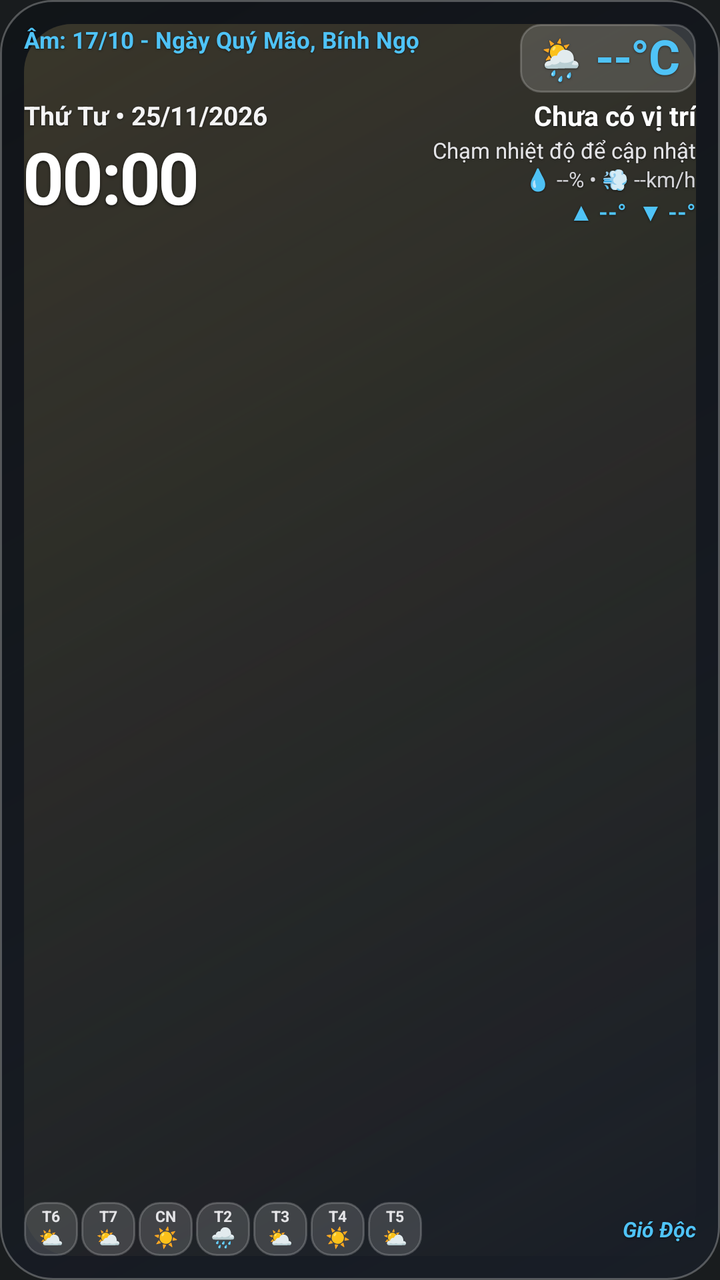
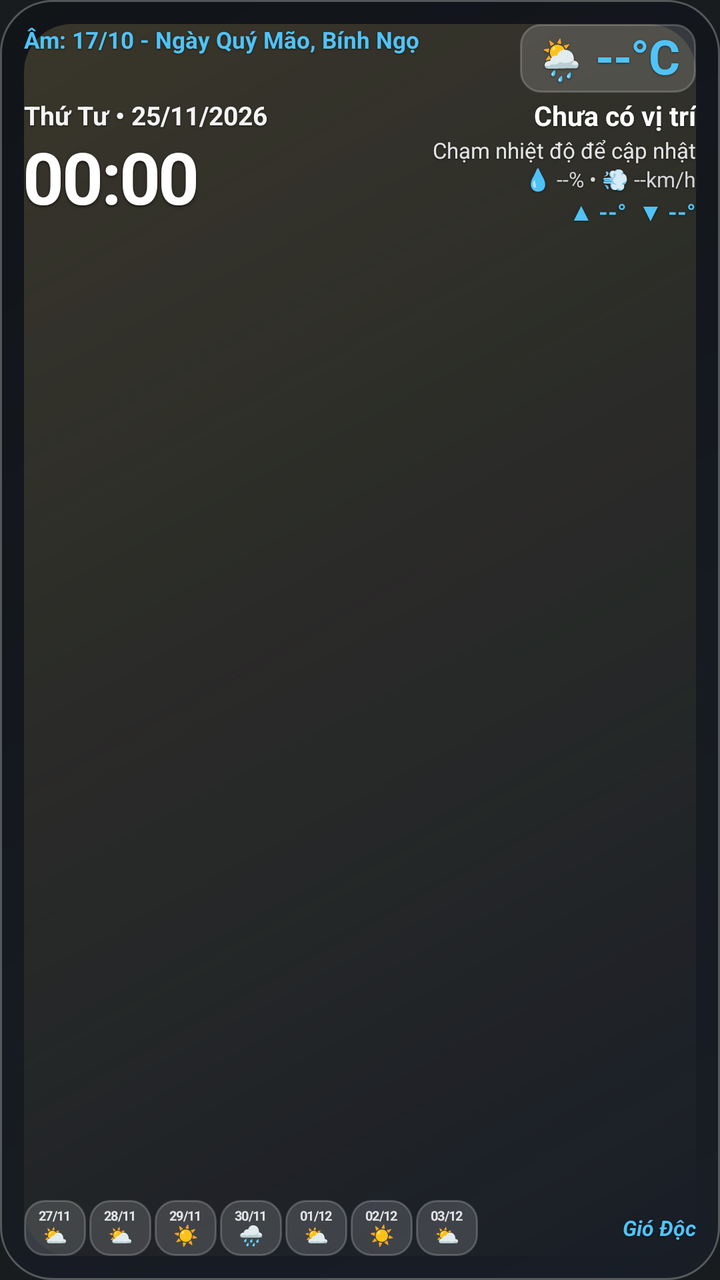

The first picture is an Android layout as it rendered before a commit; the second is the same layout after the commit. The layout source and the unified diff follow.
<!-- AndroidManifest.xml: application theme android:Theme.DeviceDefault.NoActionBar -->
<!-- res/layout/widget_weather_lunar.xml -->
<?xml version="1.0" encoding="utf-8"?>
<RelativeLayout xmlns:android="http://schemas.android.com/apk/res/android"
    android:id="@+id/widget_root"
    android:layout_width="match_parent"
    android:layout_height="match_parent"
    android:background="@drawable/bg_widget_glass_dark"
    android:padding="12dp">

    
    <ImageView
        android:id="@+id/iv_weather_effect"
        android:layout_width="match_parent"
        android:layout_height="match_parent"
        android:alpha="0.82"
        android:contentDescription="Hiệu ứng thời tiết"
        android:scaleType="fitXY"
        android:src="@drawable/fx_weather_clear" />

    
    <TextView
        android:id="@+id/tv_lunar_date"
        android:layout_width="wrap_content"
        android:layout_height="wrap_content"
        android:layout_alignParentStart="true"
        android:layout_alignParentTop="true"
        android:layout_marginEnd="8dp"
        android:layout_toStartOf="@+id/btn_refresh_weather"
        android:lineSpacingExtra="1dp"
        android:maxLines="2"
        android:shadowColor="#80000000"
        android:shadowDx="0"
        android:shadowDy="1"
        android:shadowRadius="2"
        android:text="Âm: 17/10 - Ngày Quý Mão, Bính Ngọ"
        android:textColor="#4FC3F7"
        android:textSize="11.5dp"
        android:textStyle="bold" />

    
    <LinearLayout
        android:id="@+id/btn_refresh_weather"
        android:layout_width="wrap_content"
        android:layout_height="wrap_content"
        android:layout_alignParentTop="true"
        android:layout_alignParentEnd="true"
        android:background="@drawable/bg_widget_forecast_chip"
        android:gravity="center_vertical"
        android:orientation="horizontal"
        android:paddingHorizontal="8dp"
        android:paddingVertical="3dp">

        <TextView
            android:id="@+id/tv_weather_emoji"
            android:layout_width="wrap_content"
            android:layout_height="wrap_content"
            android:layout_marginEnd="5dp"
            android:maxLines="1"
            android:shadowColor="#80000000"
            android:shadowDx="0"
            android:shadowDy="1"
            android:shadowRadius="2"
            android:text="🌦️"
            android:textSize="20dp" />

        <TextView
            android:id="@+id/tv_current_temp"
            android:layout_width="wrap_content"
            android:layout_height="wrap_content"
            android:includeFontPadding="false"
            android:letterSpacing="-0.02"
            android:maxLines="1"
            android:shadowColor="#80000000"
            android:shadowDx="0"
            android:shadowDy="1"
            android:shadowRadius="2"
            android:text="--°C"
            android:textColor="#4FC3F7"
            android:textSize="24dp"
            android:textStyle="bold" />
    </LinearLayout>

    
    <RelativeLayout
        android:id="@+id/date_location_row"
        android:layout_width="match_parent"
        android:layout_height="wrap_content"
        android:layout_below="@+id/btn_refresh_weather"
        android:layout_marginTop="2dp">

        
        <TextView
            android:id="@+id/tv_solar_date"
            android:layout_width="wrap_content"
            android:layout_height="wrap_content"
            android:layout_alignParentStart="true"
            android:layout_centerVertical="true"
            android:layout_marginEnd="8dp"
            android:layout_toStartOf="@+id/tv_location_name"
            android:ellipsize="end"
            android:maxLines="1"
            android:shadowColor="#88000000"
            android:shadowDx="0"
            android:shadowDy="1"
            android:shadowRadius="2"
            android:text="Thứ Tư • 25/11/2026"
            android:textColor="#F4F4F5"
            android:textSize="13dp"
            android:textStyle="bold" />

        
        <TextView
            android:id="@+id/tv_location_name"
            android:layout_width="wrap_content"
            android:layout_height="wrap_content"
            android:layout_alignParentEnd="true"
            android:layout_centerVertical="true"
            android:ellipsize="end"
            android:maxLines="1"
            android:shadowColor="#88000000"
            android:shadowDx="0"
            android:shadowDy="1"
            android:shadowRadius="2"
            android:text="Chưa có vị trí"
            android:textColor="#FFFFFF"
            android:textSize="13.5dp"
            android:textStyle="bold" />
    </RelativeLayout>

    
    <LinearLayout
        android:id="@+id/left_column"
        android:layout_width="wrap_content"
        android:layout_height="wrap_content"
        android:layout_below="@+id/date_location_row"
        android:layout_alignParentStart="true"
        android:layout_marginTop="2dp"
        android:layout_marginEnd="6dp"
        android:layout_toStartOf="@+id/right_column"
        android:gravity="center_vertical"
        android:orientation="vertical">

        <TextClock
            android:id="@+id/tv_clock"
            android:layout_width="wrap_content"
            android:layout_height="wrap_content"
            android:ellipsize="end"
            android:format12Hour="HH:mm"
            android:format24Hour="HH:mm"
            android:includeFontPadding="false"
            android:letterSpacing="-0.03"
            android:maxLines="1"
            android:shadowColor="#99000000"
            android:shadowDx="0"
            android:shadowDy="2"
            android:shadowRadius="3"
            android:textColor="#FFFFFF"
            android:textSize="36dp"
            android:textStyle="bold" />
    </LinearLayout>

    
    <LinearLayout
        android:id="@+id/right_column"
        android:layout_width="wrap_content"
        android:layout_height="wrap_content"
        android:layout_below="@+id/date_location_row"
        android:layout_alignParentEnd="true"
        android:layout_marginTop="2dp"
        android:gravity="end|center_vertical"
        android:orientation="vertical">

        
        <TextView
            android:id="@+id/tv_weather_desc"
            android:layout_width="wrap_content"
            android:layout_height="wrap_content"
            android:ellipsize="end"
            android:includeFontPadding="false"
            android:maxLines="1"
            android:shadowColor="#88000000"
            android:shadowDx="0"
            android:shadowDy="1"
            android:shadowRadius="2"
            android:text="Chạm nhiệt độ để cập nhật"
            android:textColor="#E4E4E7"
            android:textSize="11dp" />

        
        <TextView
            android:id="@+id/tv_humidity_wind"
            android:layout_width="wrap_content"
            android:layout_height="wrap_content"
            android:layout_marginTop="1.5dp"
            android:includeFontPadding="false"
            android:maxLines="1"
            android:shadowColor="#88000000"
            android:shadowDx="0"
            android:shadowDy="1"
            android:shadowRadius="2"
            android:text="💧 --% • 💨 --km/h"
            android:textColor="#D4D4D8"
            android:textSize="10.5dp" />

        
        <TextView
            android:id="@+id/tv_min_max_temp"
            android:layout_width="wrap_content"
            android:layout_height="wrap_content"
            android:layout_gravity="end"
            android:layout_marginTop="1.5dp"
            android:includeFontPadding="false"
            android:maxLines="1"
            android:shadowColor="#88000000"
            android:shadowDx="0"
            android:shadowDy="1"
            android:shadowRadius="2"
            android:text="▲ --°  ▼ --°"
            android:textColor="#4FC3F7"
            android:textSize="11.5dp"
            android:textStyle="bold" />
    </LinearLayout>

    
    <RelativeLayout
        android:id="@+id/bottom_row"
        android:layout_width="match_parent"
        android:layout_height="wrap_content"
        android:layout_alignParentBottom="true"
        android:layout_marginTop="4dp">

        <LinearLayout
            android:id="@+id/forecast_7days_row"
            android:layout_width="wrap_content"
            android:layout_height="wrap_content"
            android:layout_alignParentStart="true"
            android:layout_centerVertical="true"
            android:layout_marginEnd="6dp"
            android:layout_toStartOf="@+id/tv_signature"
            android:gravity="center_vertical"
            android:orientation="horizontal">

            
            <LinearLayout
                android:id="@+id/card_forecast_day_1"
                android:layout_width="27dp"
                android:layout_height="27dp"
                android:layout_marginEnd="1.5dp"
                android:background="@drawable/bg_widget_forecast_chip"
                android:gravity="center"
                android:orientation="vertical"
                android:padding="1dp">

                <TextView
                    android:id="@+id/tv_forecast_day_1_label"
                    android:layout_width="wrap_content"
                    android:layout_height="wrap_content"
                    android:includeFontPadding="false"
                    android:maxLines="1"
                    android:text="T6"
                    android:textColor="#E4E4E7"
                    android:textSize="7.5dp"
                    android:textStyle="bold" />

                <TextView
                    android:id="@+id/tv_forecast_day_1_icon"
                    android:layout_width="wrap_content"
                    android:layout_height="wrap_content"
                    android:includeFontPadding="false"
                    android:maxLines="1"
                    android:text="⛅"
                    android:textSize="10dp" />
            </LinearLayout>

            
            <LinearLayout
                android:id="@+id/card_forecast_day_2"
                android:layout_width="27dp"
                android:layout_height="27dp"
                android:layout_marginEnd="1.5dp"
                android:background="@drawable/bg_widget_forecast_chip"
                android:gravity="center"
                android:orientation="vertical"
                android:padding="1dp">

                <TextView
                    android:id="@+id/tv_forecast_day_2_label"
                    android:layout_width="wrap_content"
                    android:layout_height="wrap_content"
                    android:includeFontPadding="false"
                    android:maxLines="1"
                    android:text="T7"
                    android:textColor="#E4E4E7"
                    android:textSize="7.5dp"
                    android:textStyle="bold" />

                <TextView
                    android:id="@+id/tv_forecast_day_2_icon"
                    android:layout_width="wrap_content"
                    android:layout_height="wrap_content"
                    android:includeFontPadding="false"
                    android:maxLines="1"
                    android:text="⛅"
                    android:textSize="10dp" />
            </LinearLayout>

            
            <LinearLayout
                android:id="@+id/card_forecast_day_3"
                android:layout_width="27dp"
                android:layout_height="27dp"
                android:layout_marginEnd="1.5dp"
                android:background="@drawable/bg_widget_forecast_chip"
                android:gravity="center"
                android:orientation="vertical"
                android:padding="1dp">

                <TextView
                    android:id="@+id/tv_forecast_day_3_label"
                    android:layout_width="wrap_content"
                    android:layout_height="wrap_content"
                    android:includeFontPadding="false"
                    android:maxLines="1"
                    android:text="CN"
                    android:textColor="#E4E4E7"
                    android:textSize="7.5dp"
                    android:textStyle="bold" />

                <TextView
                    android:id="@+id/tv_forecast_day_3_icon"
                    android:layout_width="wrap_content"
                    android:layout_height="wrap_content"
                    android:includeFontPadding="false"
                    android:maxLines="1"
                    android:text="☀️"
                    android:textSize="10dp" />
            </LinearLayout>

            
            <LinearLayout
                android:id="@+id/card_forecast_day_4"
                android:layout_width="27dp"
                android:layout_height="27dp"
                android:layout_marginEnd="1.5dp"
                android:background="@drawable/bg_widget_forecast_chip"
                android:gravity="center"
                android:orientation="vertical"
                android:padding="1dp">

                <TextView
                    android:id="@+id/tv_forecast_day_4_label"
                    android:layout_width="wrap_content"
                    android:layout_height="wrap_content"
                    android:includeFontPadding="false"
                    android:maxLines="1"
                    android:text="T2"
                    android:textColor="#E4E4E7"
                    android:textSize="7.5dp"
                    android:textStyle="bold" />

                <TextView
                    android:id="@+id/tv_forecast_day_4_icon"
                    android:layout_width="wrap_content"
                    android:layout_height="wrap_content"
                    android:includeFontPadding="false"
                    android:maxLines="1"
                    android:text="🌧️"
                    android:textSize="10dp" />
            </LinearLayout>

            
            <LinearLayout
                android:id="@+id/card_forecast_day_5"
                android:layout_width="27dp"
                android:layout_height="27dp"
                android:layout_marginEnd="1.5dp"
                android:background="@drawable/bg_widget_forecast_chip"
                android:gravity="center"
                android:orientation="vertical"
                android:padding="1dp">

                <TextView
                    android:id="@+id/tv_forecast_day_5_label"
                    android:layout_width="wrap_content"
                    android:layout_height="wrap_content"
                    android:includeFontPadding="false"
                    android:maxLines="1"
                    android:text="T3"
                    android:textColor="#E4E4E7"
                    android:textSize="7.5dp"
                    android:textStyle="bold" />

                <TextView
                    android:id="@+id/tv_forecast_day_5_icon"
                    android:layout_width="wrap_content"
                    android:layout_height="wrap_content"
                    android:includeFontPadding="false"
                    android:maxLines="1"
                    android:text="⛅"
                    android:textSize="10dp" />
            </LinearLayout>

            
            <LinearLayout
                android:id="@+id/card_forecast_day_6"
                android:layout_width="27dp"
                android:layout_height="27dp"
                android:layout_marginEnd="1.5dp"
                android:background="@drawable/bg_widget_forecast_chip"
                android:gravity="center"
                android:orientation="vertical"
                android:padding="1dp">

                <TextView
                    android:id="@+id/tv_forecast_day_6_label"
                    android:layout_width="wrap_content"
                    android:layout_height="wrap_content"
                    android:includeFontPadding="false"
                    android:maxLines="1"
                    android:text="T4"
                    android:textColor="#E4E4E7"
                    android:textSize="7.5dp"
                    android:textStyle="bold" />

                <TextView
                    android:id="@+id/tv_forecast_day_6_icon"
                    android:layout_width="wrap_content"
                    android:layout_height="wrap_content"
                    android:includeFontPadding="false"
                    android:maxLines="1"
                    android:text="☀️"
                    android:textSize="10dp" />
            </LinearLayout>

            
            <LinearLayout
                android:id="@+id/card_forecast_day_7"
                android:layout_width="27dp"
                android:layout_height="27dp"
                android:background="@drawable/bg_widget_forecast_chip"
                android:gravity="center"
                android:orientation="vertical"
                android:padding="1dp">

                <TextView
                    android:id="@+id/tv_forecast_day_7_label"
                    android:layout_width="wrap_content"
                    android:layout_height="wrap_content"
                    android:includeFontPadding="false"
                    android:maxLines="1"
                    android:text="T5"
                    android:textColor="#E4E4E7"
                    android:textSize="7.5dp"
                    android:textStyle="bold" />

                <TextView
                    android:id="@+id/tv_forecast_day_7_icon"
                    android:layout_width="wrap_content"
                    android:layout_height="wrap_content"
                    android:includeFontPadding="false"
                    android:maxLines="1"
                    android:text="⛅"
                    android:textSize="10dp" />
            </LinearLayout>
        </LinearLayout>

        <TextView
            android:id="@+id/tv_signature"
            android:layout_width="wrap_content"
            android:layout_height="wrap_content"
            android:layout_alignParentEnd="true"
            android:layout_centerVertical="true"
            android:ellipsize="end"
            android:maxLines="1"
            android:shadowColor="#88000000"
            android:shadowDx="0"
            android:shadowDy="1"
            android:shadowRadius="2"
            android:text="Gió Độc"
            android:textColor="#4FC3F7"
            android:textSize="10.5dp"
            android:textStyle="italic|bold" />
    </RelativeLayout>

</RelativeLayout>
<!-- resources referenced by this layout -->
<resources>
  <!-- drawable bg_widget_forecast_chip (drawable) -->
  <?xml version="1.0" encoding="utf-8"?>
  <shape xmlns:android="http://schemas.android.com/apk/res/android"
      android:shape="rectangle">
      <solid android:color="#26FFFFFF" />
      <corners android:radius="10dp" />
      <stroke
          android:width="1dp"
          android:color="#33FFFFFF" />
  </shape>
  <!-- drawable bg_widget_glass_dark (drawable) -->
  <?xml version="1.0" encoding="utf-8"?>
  <shape xmlns:android="http://schemas.android.com/apk/res/android"
      android:shape="rectangle">
      <gradient
          android:angle="135"
          android:endColor="#990B0E14"
          android:startColor="#B3181E29" />
      <stroke
          android:width="1dp"
          android:color="#44FFFFFF" />
      <corners android:radius="26dp" />
  </shape>
  <!-- drawable fx_weather_clear (drawable) -->
  <?xml version="1.0" encoding="utf-8"?>
  <layer-list xmlns:android="http://schemas.android.com/apk/res/android">
      <item>
          <shape android:shape="rectangle">
              <gradient
                  android:angle="315"
                  android:endColor="#00FFD54F"
                  android:startColor="#33FFE082"
                  android:type="linear" />
              <corners android:radius="24dp" />
          </shape>
      </item>
  </layer-list>
</resources>

<!-- the commit's change to res/layout/widget_weather_lunar.xml (unified diff, before → after) -->
@@ -242,23 +242,25 @@
             
             <LinearLayout
                 android:id="@+id/card_forecast_day_1"
-                android:layout_width="27dp"
-                android:layout_height="27dp"
-                android:layout_marginEnd="1.5dp"
-                android:background="@drawable/bg_widget_forecast_chip"
-                android:gravity="center"
-                android:orientation="vertical"
-                android:padding="1dp">
+                android:layout_width="31dp"
+                android:layout_height="28dp"
+                android:layout_marginEnd="1.5dp"
+                android:background="@drawable/bg_widget_forecast_chip"
+                android:gravity="center"
+                android:orientation="vertical"
+                android:paddingHorizontal="0dp"
+                android:paddingVertical="1dp">
 
                 <TextView
                     android:id="@+id/tv_forecast_day_1_label"
                     android:layout_width="wrap_content"
                     android:layout_height="wrap_content"
                     android:includeFontPadding="false"
-                    android:maxLines="1"
-                    android:text="T6"
-                    android:textColor="#E4E4E7"
-                    android:textSize="7.5dp"
+                    android:letterSpacing="-0.03"
+                    android:maxLines="1"
+                    android:text="27/11"
+                    android:textColor="#E4E4E7"
+                    android:textSize="6.5dp"
                     android:textStyle="bold" />
 
                 <TextView
@@ -274,23 +276,25 @@
             
             <LinearLayout
                 android:id="@+id/card_forecast_day_2"
-                android:layout_width="27dp"
-                android:layout_height="27dp"
-                android:layout_marginEnd="1.5dp"
-                android:background="@drawable/bg_widget_forecast_chip"
-                android:gravity="center"
-                android:orientation="vertical"
-                android:padding="1dp">
+                android:layout_width="31dp"
+                android:layout_height="28dp"
+                android:layout_marginEnd="1.5dp"
+                android:background="@drawable/bg_widget_forecast_chip"
+                android:gravity="center"
+                android:orientation="vertical"
+                android:paddingHorizontal="0dp"
+                android:paddingVertical="1dp">
 
                 <TextView
                     android:id="@+id/tv_forecast_day_2_label"
                     android:layout_width="wrap_content"
                     android:layout_height="wrap_content"
                     android:includeFontPadding="false"
-                    android:maxLines="1"
-                    android:text="T7"
-                    android:textColor="#E4E4E7"
-                    android:textSize="7.5dp"
+                    android:letterSpacing="-0.03"
+                    android:maxLines="1"
+                    android:text="28/11"
+                    android:textColor="#E4E4E7"
+                    android:textSize="6.5dp"
                     android:textStyle="bold" />
 
                 <TextView
@@ -306,23 +310,25 @@
             
             <LinearLayout
                 android:id="@+id/card_forecast_day_3"
-                android:layout_width="27dp"
-                android:layout_height="27dp"
-                android:layout_marginEnd="1.5dp"
-                android:background="@drawable/bg_widget_forecast_chip"
-                android:gravity="center"
-                android:orientation="vertical"
-                android:padding="1dp">
+                android:layout_width="31dp"
+                android:layout_height="28dp"
+                android:layout_marginEnd="1.5dp"
+                android:background="@drawable/bg_widget_forecast_chip"
+                android:gravity="center"
+                android:orientation="vertical"
+                android:paddingHorizontal="0dp"
+                android:paddingVertical="1dp">
 
                 <TextView
                     android:id="@+id/tv_forecast_day_3_label"
                     android:layout_width="wrap_content"
                     android:layout_height="wrap_content"
                     android:includeFontPadding="false"
-                    android:maxLines="1"
-                    android:text="CN"
-                    android:textColor="#E4E4E7"
-                    android:textSize="7.5dp"
+                    android:letterSpacing="-0.03"
+                    android:maxLines="1"
+                    android:text="29/11"
+                    android:textColor="#E4E4E7"
+                    android:textSize="6.5dp"
                     android:textStyle="bold" />
 
                 <TextView
@@ -338,23 +344,25 @@
             
             <LinearLayout
                 android:id="@+id/card_forecast_day_4"
-                android:layout_width="27dp"
-                android:layout_height="27dp"
-                android:layout_marginEnd="1.5dp"
-                android:background="@drawable/bg_widget_forecast_chip"
-                android:gravity="center"
-                android:orientation="vertical"
-                android:padding="1dp">
+                android:layout_width="31dp"
+                android:layout_height="28dp"
+                android:layout_marginEnd="1.5dp"
+                android:background="@drawable/bg_widget_forecast_chip"
+                android:gravity="center"
+                android:orientation="vertical"
+                android:paddingHorizontal="0dp"
+                android:paddingVertical="1dp">
 
                 <TextView
                     android:id="@+id/tv_forecast_day_4_label"
                     android:layout_width="wrap_content"
                     android:layout_height="wrap_content"
                     android:includeFontPadding="false"
-                    android:maxLines="1"
-                    android:text="T2"
-                    android:textColor="#E4E4E7"
-                    android:textSize="7.5dp"
+                    android:letterSpacing="-0.03"
+                    android:maxLines="1"
+                    android:text="30/11"
+                    android:textColor="#E4E4E7"
+                    android:textSize="6.5dp"
                     android:textStyle="bold" />
 
                 <TextView
@@ -370,23 +378,25 @@
             
             <LinearLayout
                 android:id="@+id/card_forecast_day_5"
-                android:layout_width="27dp"
-                android:layout_height="27dp"
-                android:layout_marginEnd="1.5dp"
-                android:background="@drawable/bg_widget_forecast_chip"
-                android:gravity="center"
-                android:orientation="vertical"
-                android:padding="1dp">
+                android:layout_width="31dp"
+                android:layout_height="28dp"
+                android:layout_marginEnd="1.5dp"
+                android:background="@drawable/bg_widget_forecast_chip"
+                android:gravity="center"
+                android:orientation="vertical"
+                android:paddingHorizontal="0dp"
+                android:paddingVertical="1dp">
 
                 <TextView
                     android:id="@+id/tv_forecast_day_5_label"
                     android:layout_width="wrap_content"
                     android:layout_height="wrap_content"
                     android:includeFontPadding="false"
-                    android:maxLines="1"
-                    android:text="T3"
-                    android:textColor="#E4E4E7"
-                    android:textSize="7.5dp"
+                    android:letterSpacing="-0.03"
+                    android:maxLines="1"
+                    android:text="01/12"
+                    android:textColor="#E4E4E7"
+                    android:textSize="6.5dp"
                     android:textStyle="bold" />
 
                 <TextView
@@ -402,23 +412,25 @@
             
             <LinearLayout
                 android:id="@+id/card_forecast_day_6"
-                android:layout_width="27dp"
-                android:layout_height="27dp"
-                android:layout_marginEnd="1.5dp"
-                android:background="@drawable/bg_widget_forecast_chip"
-                android:gravity="center"
-                android:orientation="vertical"
-                android:padding="1dp">
+                android:layout_width="31dp"
+                android:layout_height="28dp"
+                android:layout_marginEnd="1.5dp"
+                android:background="@drawable/bg_widget_forecast_chip"
+                android:gravity="center"
+                android:orientation="vertical"
+                android:paddingHorizontal="0dp"
+                android:paddingVertical="1dp">
 
                 <TextView
                     android:id="@+id/tv_forecast_day_6_label"
                     android:layout_width="wrap_content"
                     android:layout_height="wrap_content"
                     android:includeFontPadding="false"
-                    android:maxLines="1"
-                    android:text="T4"
-                    android:textColor="#E4E4E7"
-                    android:textSize="7.5dp"
+                    android:letterSpacing="-0.03"
+                    android:maxLines="1"
+                    android:text="02/12"
+                    android:textColor="#E4E4E7"
+                    android:textSize="6.5dp"
                     android:textStyle="bold" />
 
                 <TextView
@@ -434,22 +446,24 @@
             
             <LinearLayout
                 android:id="@+id/card_forecast_day_7"
-                android:layout_width="27dp"
-                android:layout_height="27dp"
-                android:background="@drawable/bg_widget_forecast_chip"
-                android:gravity="center"
-                android:orientation="vertical"
-                android:padding="1dp">
+                android:layout_width="31dp"
+                android:layout_height="28dp"
+                android:background="@drawable/bg_widget_forecast_chip"
+                android:gravity="center"
+                android:orientation="vertical"
+                android:paddingHorizontal="0dp"
+                android:paddingVertical="1dp">
 
                 <TextView
                     android:id="@+id/tv_forecast_day_7_label"
                     android:layout_width="wrap_content"
                     android:layout_height="wrap_content"
                     android:includeFontPadding="false"
-                    android:maxLines="1"
-                    android:text="T5"
-                    android:textColor="#E4E4E7"
-                    android:textSize="7.5dp"
+                    android:letterSpacing="-0.03"
+                    android:maxLines="1"
+                    android:text="03/12"
+                    android:textColor="#E4E4E7"
+                    android:textSize="6.5dp"
                     android:textStyle="bold" />
 
                 <TextView
